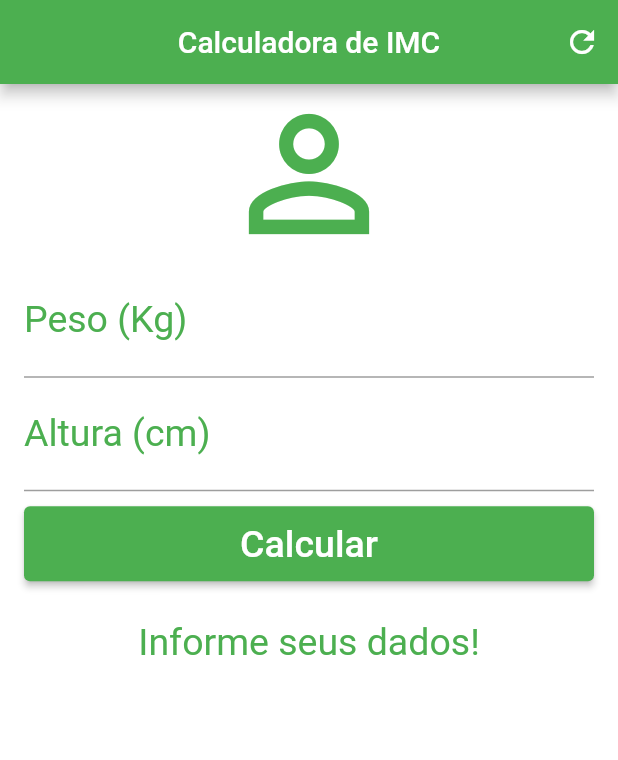
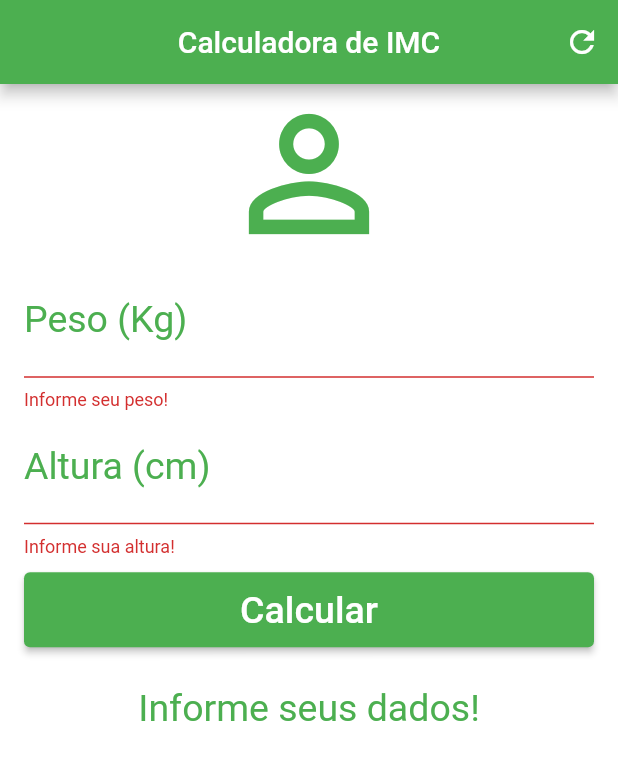
Before and after one commit to estelson/calculadora_imc, a Flutter app: the screen it shows after launch, after a tap on "Calcular", on a phone screen of 412 x 824 dp. Shown: the top 760 px of the screen. Run offline on Flutter 3.47's test engine with Material 2 defaults, Android fonts, the phone set to English and light mode, and no system bars.

Commit message:
Correção de erros e finalização do projeto

```diff
--- a/lib/main.dart
+++ b/lib/main.dart
@@ -17,12 +17,18 @@ class _HomeState extends State<Home> {
   TextEditingController weightController = TextEditingController();
   TextEditingController heightController = TextEditingController();
 
+  GlobalKey<FormState> _formKey = GlobalKey<FormState>();
+
   String _infoText = "Informe seus dados!";
 
   void _resetFields() {
     weightController.text = "";
     heightController.text = "";
+
+    setState(() {
       _infoText = "Informe seus dados!";
+      _formKey = GlobalKey<FormState>();
+    });
   }
 
   void _calculate() {
@@ -41,10 +47,8 @@ class _HomeState extends State<Home> {
         _infoText = "Obesidade grau I (${imc.toStringAsPrecision(3)})";
       } else if (imc >= 35 && imc <= 39.9) {
         _infoText = "Obesidade grau II (${imc.toStringAsPrecision(3)})";
-      } else {
-        if (imc >= 40) {
+      } else if (imc >= 40) {
         _infoText = "Obesidade grau III (${imc.toStringAsPrecision(3)})";
-        }
       }
     });
   }
@@ -68,6 +72,8 @@ class _HomeState extends State<Home> {
       backgroundColor: Colors.white,
       body: SingleChildScrollView(
         padding: const EdgeInsets.fromLTRB(16, 0, 16, 0),
+        child: Form(
+          key: _formKey,
           child: Column(
             crossAxisAlignment: CrossAxisAlignment.stretch,
             children: <Widget>[
@@ -76,7 +82,7 @@ class _HomeState extends State<Home> {
                 size: 120,
                 color: Colors.green,
               ),
-            TextField(
+              TextFormField(
                 keyboardType: TextInputType.number,
                 decoration: const InputDecoration(
                   labelText: "Peso (Kg)",
@@ -88,8 +94,13 @@ class _HomeState extends State<Home> {
                   fontSize: 25,
                 ),
                 controller: weightController,
+                validator: (value) {
+                  if(value!.isEmpty) {
+                    return "Informe seu peso!";
+                  }
+                },
               ),
-            TextField(
+              TextFormField(
                 keyboardType: TextInputType.number,
                 decoration: const InputDecoration(
                     labelText: "Altura (cm)",
@@ -100,13 +111,22 @@ class _HomeState extends State<Home> {
                   fontSize: 25,
                 ),
                 controller: heightController,
+                validator: (value) {
+                  if(value!.isEmpty) {
+                    return "Informe sua altura!";
+                  }
+                },
               ),
               Padding(
                 padding: const EdgeInsets.only(top: 10, bottom: 10),
                 child: SizedBox(
                   height: 50,
                   child: ElevatedButton(
-                  onPressed: _calculate,
+                    onPressed: () {
+                      if(_formKey.currentState!.validate()) {
+                        _calculate();
+                      }
+                    },
                     style: ElevatedButton.styleFrom(
                       backgroundColor: Colors.green,
                     ),
@@ -134,6 +154,7 @@ class _HomeState extends State<Home> {
             ],
           ),
         ),
+      ),
     );
   }
 }
```
Lines whose indentation alone changed are shown as unchanged.
